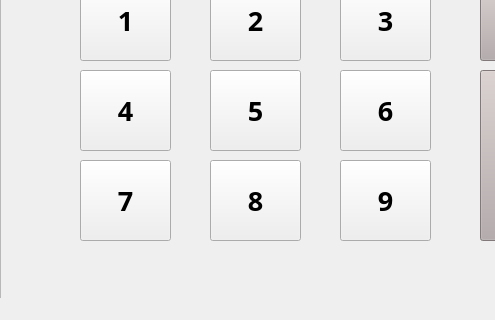
First picture: the form in mainwindow.ui, repository HH1243/Calculator, before the edit; both pictures show x 0 to 495 and y 280 to 600 of the 800 by 600 pixel window.
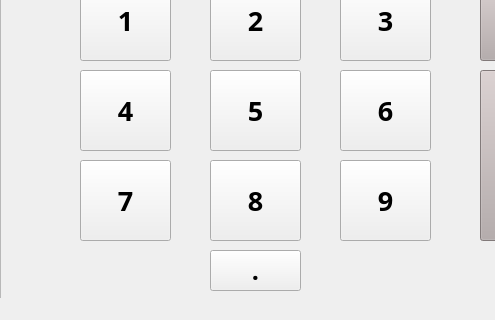
Second picture: the form after the edit.

Commit message: Calculator V1.3, can now input decimal values

```diff
--- a/mainwindow.ui
+++ b/mainwindow.ui
@@ -676,6 +676,35 @@
       </size>
      </property>
     </widget>
+    <widget class="QPushButton" name="Decimal">
+     <property name="geometry">
+      <rect>
+       <x>210</x>
+       <y>530</y>
+       <width>91</width>
+       <height>41</height>
+      </rect>
+     </property>
+     <property name="font">
+      <font>
+       <family>Segoe UI Semibold</family>
+       <pointsize>19</pointsize>
+       <bold>true</bold>
+      </font>
+     </property>
+     <property name="styleSheet">
+      <string notr="true"/>
+     </property>
+     <property name="text">
+      <string>.</string>
+     </property>
+     <property name="iconSize">
+      <size>
+       <width>20</width>
+       <height>20</height>
+      </size>
+     </property>
+    </widget>
    </widget>
   </widget>
   <widget class="QStatusBar" name="statusbar"/>
```
The commit also changes 1 other file.
